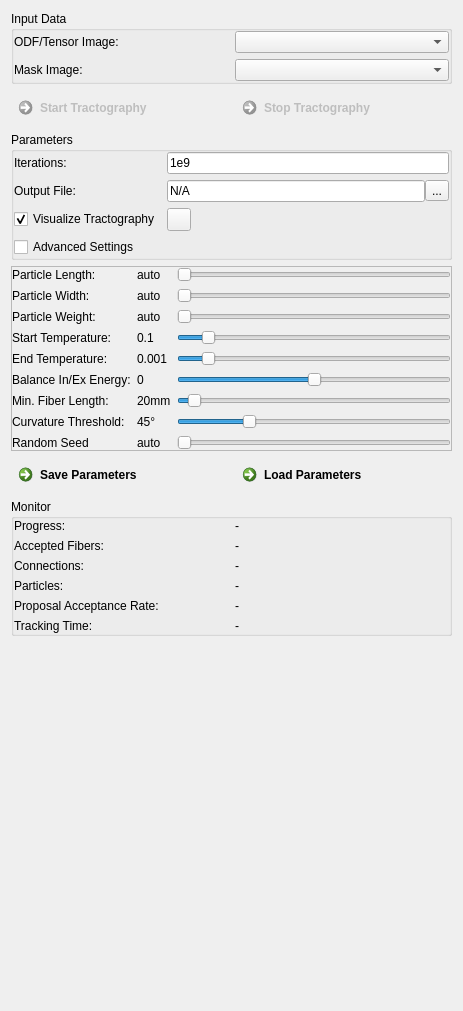
Qt form Plugins/org.mitk.gui.qt.diffusionimaging.tractography/src/internal/QmitkGibbsTrackingViewControls.ui (MITK/MITK) before a commit.
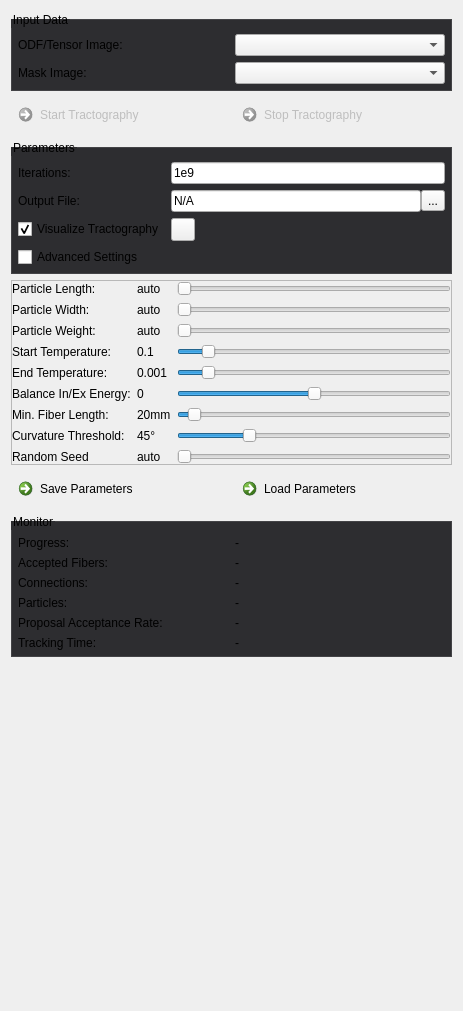
The same form after that commit. Icons and pictures are not drawn. Custom widgets are drawn as their Qt base class.

Commit message: Update diffusion view style

What changed in the file:
```diff
--- a/Plugins/org.mitk.gui.qt.diffusionimaging.tractography/src/internal/QmitkGibbsTrackingViewControls.ui
+++ b/Plugins/org.mitk.gui.qt.diffusionimaging.tractography/src/internal/QmitkGibbsTrackingViewControls.ui
@@ -25,6 +25,43 @@
   <property name="windowTitle">
    <string>QmitkTemplate</string>
   </property>
+  <property name="styleSheet">
+   <string>QCommandLinkButton {
+  font-weight: normal;
+}
+
+QCommandLinkButton:disabled {
+  border: none;
+  font-weight: lighter;
+}
+
+QToolBox::tab {
+  border: 1px solid #434346;
+  font-weight: bold;
+}
+
+QToolBox::tab:hover {
+  background-color: #434346;
+  font-weight: bold;
+}
+
+QToolBox::tab:selected {
+  background-color: #1c97ea;
+  border: 1px solid #1c97ea;
+  font-weight: bold;
+}
+
+QGroupBox {
+  border: 1px solid #434346;
+  background-color: #2d2d30;
+  margin-top: 8px;
+  padding-top: 8px;
+}
+
+QGroupBox, QGroupBox:disabled {
+  background-color: #2d2d30;
+}</string>
+  </property>
   <layout class="QFormLayout" name="formLayout">
    <property name="fieldGrowthPolicy">
     <enum>QFormLayout::AllNonFixedFieldsGrow</enum>
@@ -106,16 +143,16 @@
      </property>
      <layout class="QGridLayout" name="gridLayout_5">
       <property name="leftMargin">
-       <number>0</number>
+       <number>6</number>
       </property>
       <property name="topMargin">
-       <number>0</number>
+       <number>6</number>
       </property>
       <property name="rightMargin">
-       <number>0</number>
+       <number>6</number>
       </property>
       <property name="bottomMargin">
-       <number>0</number>
+       <number>6</number>
       </property>
       <item row="1" column="0">
        <widget class="QLabel" name="m_CurvatureThresholdLabel_3">
@@ -864,16 +901,16 @@
      </property>
      <layout class="QGridLayout" name="gridLayout_3">
       <property name="leftMargin">
-       <number>0</number>
+       <number>6</number>
       </property>
       <property name="topMargin">
-       <number>0</number>
+       <number>6</number>
       </property>
       <property name="rightMargin">
-       <number>0</number>
+       <number>6</number>
       </property>
       <property name="bottomMargin">
-       <number>0</number>
+       <number>6</number>
       </property>
       <item row="0" column="0">
        <widget class="QLabel" name="label">
@@ -931,16 +968,16 @@
      </property>
      <layout class="QGridLayout" name="gridLayout_6">
       <property name="leftMargin">
-       <number>0</number>
+       <number>6</number>
       </property>
       <property name="topMargin">
-       <number>0</number>
+       <number>6</number>
       </property>
       <property name="rightMargin">
-       <number>0</number>
+       <number>6</number>
       </property>
       <property name="bottomMargin">
-       <number>0</number>
+       <number>6</number>
       </property>
       <property name="spacing">
        <number>6</number>
@@ -1142,7 +1179,7 @@
    </item>
   </layout>
  </widget>
- <layoutdefault spacing="6" margin="11"/>
+ <layoutdefault spacing="6" margin="11"></layoutdefault>
  <customwidgets>
   <customwidget>
    <class>QmitkDataStorageComboBox</class>
```
Left out of the diff: 191 changed lines with no effect on the pictures. The commit also changes 32 other files.
